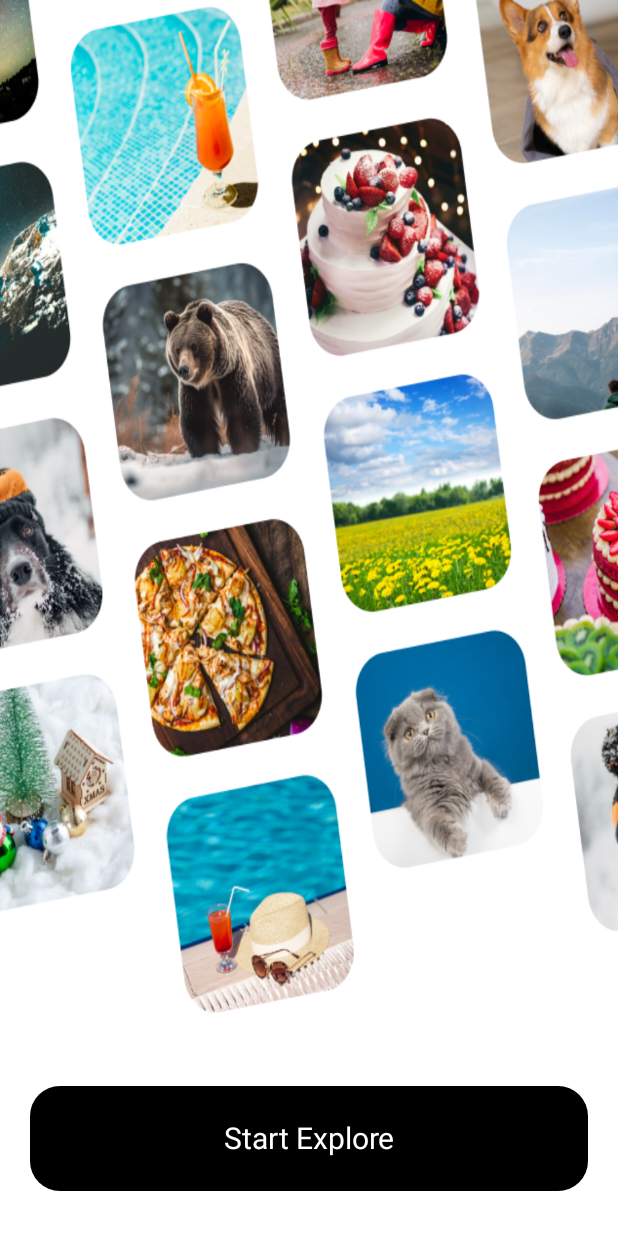
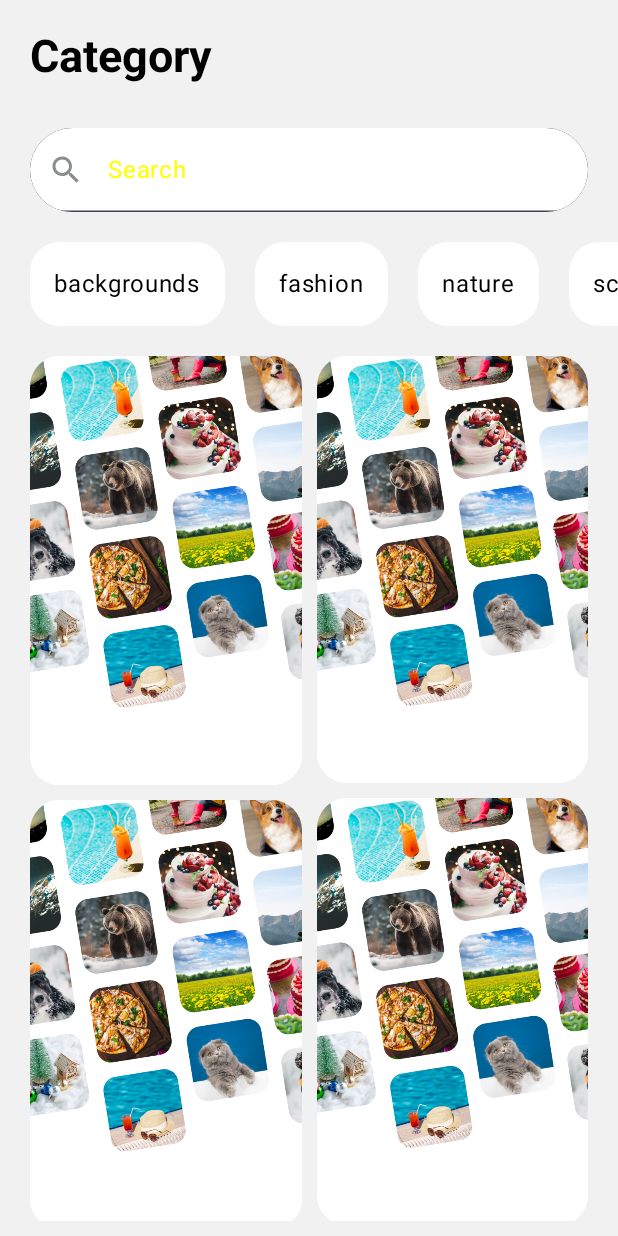
Before and after one commit to KenleyLuk/Wallpaper, an Android app built with Jetpack Compose: the screen it shows after launch (MainActivity), after a tap on "Start Explore", on a phone screen of 412 x 824 dp. Run offline under Robolectric (Android 15) with nearby library versions, the phone set to English and light mode, and no system bars.

Commit message:
feat: create Picture List Screen layout

```diff
--- a/app/build.gradle
+++ b/app/build.gradle
@@ -5,12 +5,12 @@ plugins {
 
 android {
     namespace 'com.kenley.wallpaper'
-    compileSdk 33
+    compileSdk 34
 
     defaultConfig {
         applicationId "com.kenley.wallpaper"
         minSdk 24
-        targetSdk 33
+        targetSdk 34
         versionCode 1
         versionName "1.0"
 
@@ -44,6 +44,11 @@ android {
             excludes += '/META-INF/{AL2.0,LGPL2.1}'
         }
     }
+
+    // resolved Duplicate class kotlin.collections.jdk8.CollectionsJDK8Kt issues
+    configurations.implementation {
+        exclude group: 'org.jetbrains.kotlin', module: 'kotlin-stdlib-jdk8'
+    }
 }
 
 dependencies {
@@ -63,4 +68,8 @@ dependencies {
     androidTestImplementation 'androidx.compose.ui:ui-test-junit4'
     debugImplementation 'androidx.compose.ui:ui-tooling'
     debugImplementation 'androidx.compose.ui:ui-test-manifest'
+
+    var nav_version = "2.7.4"
+    implementation("androidx.navigation:navigation-compose:$nav_version")
+    implementation "androidx.constraintlayout:constraintlayout-compose:1.0.1"
 }
--- a/app/src/main/java/com/kenley/wallpaper/MainActivity.kt
+++ b/app/src/main/java/com/kenley/wallpaper/MainActivity.kt
@@ -1,11 +1,9 @@
 package com.kenley.wallpaper
 
 import android.os.Bundle
-import android.util.Log
 import androidx.activity.ComponentActivity
 import androidx.activity.compose.setContent
 import androidx.compose.foundation.Image
-import androidx.compose.foundation.background
 import androidx.compose.foundation.layout.Box
 import androidx.compose.foundation.layout.fillMaxSize
 import androidx.compose.foundation.layout.fillMaxWidth
@@ -14,8 +12,6 @@ import androidx.compose.foundation.layout.padding
 import androidx.compose.foundation.shape.RoundedCornerShape
 import androidx.compose.material3.Button
 import androidx.compose.material3.ButtonDefaults
-import androidx.compose.material3.MaterialTheme
-import androidx.compose.material3.Surface
 import androidx.compose.material3.Text
 import androidx.compose.runtime.Composable
 import androidx.compose.ui.Alignment
@@ -27,6 +23,11 @@ import androidx.compose.ui.text.TextStyle
 import androidx.compose.ui.tooling.preview.Preview
 import androidx.compose.ui.unit.dp
 import androidx.compose.ui.unit.sp
+import androidx.navigation.NavHostController
+import androidx.navigation.compose.NavHost
+import androidx.navigation.compose.composable
+import androidx.navigation.compose.rememberNavController
+import com.kenley.wallpaper.ui.theme.PictureListScreen
 import com.kenley.wallpaper.ui.theme.WallpaperTheme
 
 class MainActivity : ComponentActivity() {
@@ -34,12 +35,18 @@ class MainActivity : ComponentActivity() {
         super.onCreate(savedInstanceState)
         setContent {
             WallpaperTheme {
-                Log.d("","")
-                // A surface container using the 'background' color from the theme
-                Surface(
-                    modifier = Modifier.fillMaxSize(),
-                    color = MaterialTheme.colorScheme.background) {
-                    LandingScreenLayout()
+                val navController = rememberNavController()
+
+                NavHost(
+                    navController = navController, startDestination = Screens.LandingScreen.route) {
+                    // add all destinations here
+                    composable(route = Screens.LandingScreen.route) {
+                        LandingScreenLayout(
+                            navController)
+                    } // home destination
+                    composable(route = Screens.PictureListScreen.route) {
+                        PictureListScreen()
+                    }
                 }
             }
         }
@@ -47,35 +54,29 @@ class MainActivity : ComponentActivity() {
 }
 
 @Composable
-fun LandingScreenLayout() {
+fun LandingScreenLayout(navController: NavHostController) {
     Box(
-        modifier = Modifier
-            .fillMaxSize()
-            .background(Color.Yellow)
+        modifier = Modifier.fillMaxSize()
+//            .background(Color.Yellow)
     ) {
         Image(
             painter = painterResource(R.drawable.welocme), // Replace with your image resource
             contentDescription = null,
             modifier = Modifier.fillMaxSize(),
-            contentScale = ContentScale.FillBounds
-        )
+            contentScale = ContentScale.FillBounds)
 
         Button(
             onClick = {
-                      Log.d("Button Click","true")
-                      },
+                navController.navigate(Screens.PictureListScreen.route)
+            },
             modifier = Modifier
                 .fillMaxWidth()
                 .height(100.dp)
                 .align(Alignment.BottomCenter)
                 .padding(start = 20.dp, bottom = 30.dp, end = 20.dp),
             shape = RoundedCornerShape(20.dp),
-            colors = ButtonDefaults.buttonColors(Color.Black)
-        ) {
-            Text("Start Explore",
-            style = TextStyle(fontSize = 20.sp),
-                color = Color.White
-            )
+            colors = ButtonDefaults.buttonColors(Color.Black)) {
+            Text("Start Explore", style = TextStyle(fontSize = 20.sp), color = Color.White)
         }
     }
 }
@@ -83,5 +84,6 @@ fun LandingScreenLayout() {
 @Preview
 @Composable
 fun PreviewFullScreenLayout() {
-    LandingScreenLayout()
+    val navController = rememberNavController()
+    LandingScreenLayout(navController)
 }
--- /dev/null
+++ b/app/src/main/java/com/kenley/wallpaper/Screens.kt
@@ -0,0 +1,6 @@
+package com.kenley.wallpaper
+
+sealed class Screens(val route: String) {
+    object LandingScreen: Screens("Landing")
+    object PictureListScreen: Screens("Profile")
+}
--- /dev/null
+++ b/app/src/main/java/com/kenley/wallpaper/ui/theme/CustomSearchView.kt
@@ -0,0 +1,58 @@
+package com.kenley.wallpaper.ui.theme
+
+import androidx.compose.foundation.background
+import androidx.compose.foundation.layout.Box
+import androidx.compose.foundation.layout.fillMaxWidth
+import androidx.compose.foundation.layout.padding
+import androidx.compose.foundation.shape.CircleShape
+import androidx.compose.material.icons.Icons
+import androidx.compose.material.icons.filled.Search
+import androidx.compose.material3.ExperimentalMaterial3Api
+import androidx.compose.material3.Icon
+import androidx.compose.material3.Text
+import androidx.compose.material3.TextField
+import androidx.compose.material3.TextFieldDefaults
+import androidx.compose.runtime.Composable
+import androidx.compose.ui.Modifier
+import androidx.compose.ui.draw.clip
+import androidx.compose.ui.graphics.Color
+import androidx.compose.ui.unit.dp
+
+@OptIn(ExperimentalMaterial3Api::class)
+@Composable
+fun CustomSearchView(
+    search: String,
+    modifier: Modifier = Modifier,
+    onValueChange: (String) -> Unit
+) {
+
+    Box(
+        modifier = modifier
+            .fillMaxWidth()
+            .padding(start = 20.dp, top = 30.dp, end = 20.dp)
+            .clip(CircleShape)
+            .background(Color(0XFF101921))
+
+    ) {
+        TextField(
+            modifier = Modifier.fillMaxWidth(),
+            value = search,
+            onValueChange = onValueChange,
+            colors = TextFieldDefaults.textFieldColors(
+                containerColor = Color.White,
+                placeholderColor = Color.Yellow,
+                focusedLeadingIconColor = Color(0XFF888D91),
+                focusedTrailingIconColor = Color(0XFF888D91),
+                unfocusedLeadingIconColor = Color(0XFF888D91),
+                unfocusedTrailingIconColor = Color(0XFF888D91),
+                textColor = Color.Black,
+                focusedIndicatorColor = Color.Black,
+            ),
+            leadingIcon = { Icon(imageVector = Icons.Default.Search, contentDescription = "") },
+            placeholder = {
+                Text(text = "Search")
+            }
+        )
+    }
+
+}
--- /dev/null
+++ b/app/src/main/java/com/kenley/wallpaper/ui/theme/PictureListScreen.kt
@@ -0,0 +1,113 @@
+package com.kenley.wallpaper.ui.theme
+
+import androidx.compose.foundation.Image
+import androidx.compose.foundation.background
+import androidx.compose.foundation.layout.Arrangement
+import androidx.compose.foundation.layout.Box
+import androidx.compose.foundation.layout.Column
+import androidx.compose.foundation.layout.Row
+import androidx.compose.foundation.layout.fillMaxSize
+import androidx.compose.foundation.layout.fillMaxWidth
+import androidx.compose.foundation.layout.padding
+import androidx.compose.foundation.lazy.LazyRow
+import androidx.compose.foundation.shape.RoundedCornerShape
+import androidx.compose.material3.Text
+import androidx.compose.runtime.Composable
+import androidx.compose.ui.Modifier
+import androidx.compose.ui.graphics.Color
+import androidx.compose.ui.text.TextStyle
+import androidx.compose.ui.text.font.FontWeight
+import androidx.compose.ui.tooling.preview.Preview
+import androidx.compose.ui.unit.dp
+import androidx.compose.ui.unit.sp
+import androidx.navigation.NavHostController
+import androidx.navigation.compose.rememberNavController
+import androidx.compose.foundation.lazy.items
+import androidx.compose.foundation.lazy.staggeredgrid.LazyVerticalStaggeredGrid
+import androidx.compose.foundation.lazy.staggeredgrid.StaggeredGridCells
+import androidx.compose.ui.draw.clip
+import androidx.compose.ui.res.colorResource
+import androidx.compose.ui.res.painterResource
+import com.kenley.wallpaper.R
+
+
+@Composable
+fun PictureListScreen() {
+    val colorBeluga = colorResource(id = R.color.BELUGA)
+    Box(
+        modifier = Modifier
+            .fillMaxSize()
+            .background(colorBeluga)
+    ) {
+        Column() {
+            Row(horizontalArrangement = Arrangement.SpaceAround) {
+                Text(
+                    text = "Category",
+                    style = TextStyle(fontSize = 30.sp, fontWeight = FontWeight.Bold),
+                    color = Color.Black,
+                    modifier = Modifier
+                        .padding(start = 20.dp, top = 20.dp))
+            }
+
+            Box(modifier = Modifier
+                .fillMaxWidth()
+                .background(colorBeluga)
+            ) {
+                CustomSearchView(search = "", modifier = Modifier, onValueChange = {})
+            }
+
+            val item = listOf("backgrounds", "fashion", "nature", "science", "education", "feelings", "health", "people", "religion", "places", "animals", "industry", "computer", "food", "sports", "transportation", "travel", "buildings", "business", "music")
+            Box(modifier = Modifier.padding(start = 10.dp, top = 10.dp)) {
+                HorizontalRecyclerView(item)
+            }
+
+            Box(modifier = Modifier.padding(start = 20.dp, top = 10.dp, bottom = 10.dp, end = 20.dp)) {
+                StaggeredGridRecyclerView(photos = item)
+            }
+        }
+    }
+}
+
+@Composable
+fun HorizontalRecyclerView(items: List<String>) {
+    LazyRow {
+        items(items) { item ->
+            Box(
+                modifier = Modifier
+                    .padding(10.dp)
+                    .clip(RoundedCornerShape(20.dp))
+                    .background(Color.White)
+            ) {
+                Text(text = item, modifier = Modifier.padding(16.dp))
+            }
+        }
+    }
+}
+
+@Composable
+fun StaggeredGridRecyclerView(photos: List<String>) {
+    LazyVerticalStaggeredGrid(
+        columns = StaggeredGridCells.Fixed(2),
+        verticalItemSpacing = 10.dp,
+        horizontalArrangement = Arrangement.spacedBy(10.dp),
+        content = {
+            items(photos.size) { photo ->
+                Box(
+                    modifier = Modifier
+                        .clip(RoundedCornerShape(20.dp))
+                        .background(Color.White)
+                ) {
+                    Image(painter = painterResource(id = R.drawable.welocme), contentDescription = null)
+                }
+            }
+        },
+        modifier = Modifier.fillMaxSize()
+    )
+}
+
+@Preview
+@Composable
+fun PreviewPictureListScreenLayout() {
+    val navController = rememberNavController()
+    PictureListScreen()
+}
--- a/app/src/main/res/values/colors.xml
+++ b/app/src/main/res/values/colors.xml
@@ -7,4 +7,5 @@
     <color name="teal_700">#FF018786</color>
     <color name="black">#FF000000</color>
     <color name="white">#FFFFFFFF</color>
+    <color name="BELUGA">#FFF1F1F1</color>
 </resources>
```
